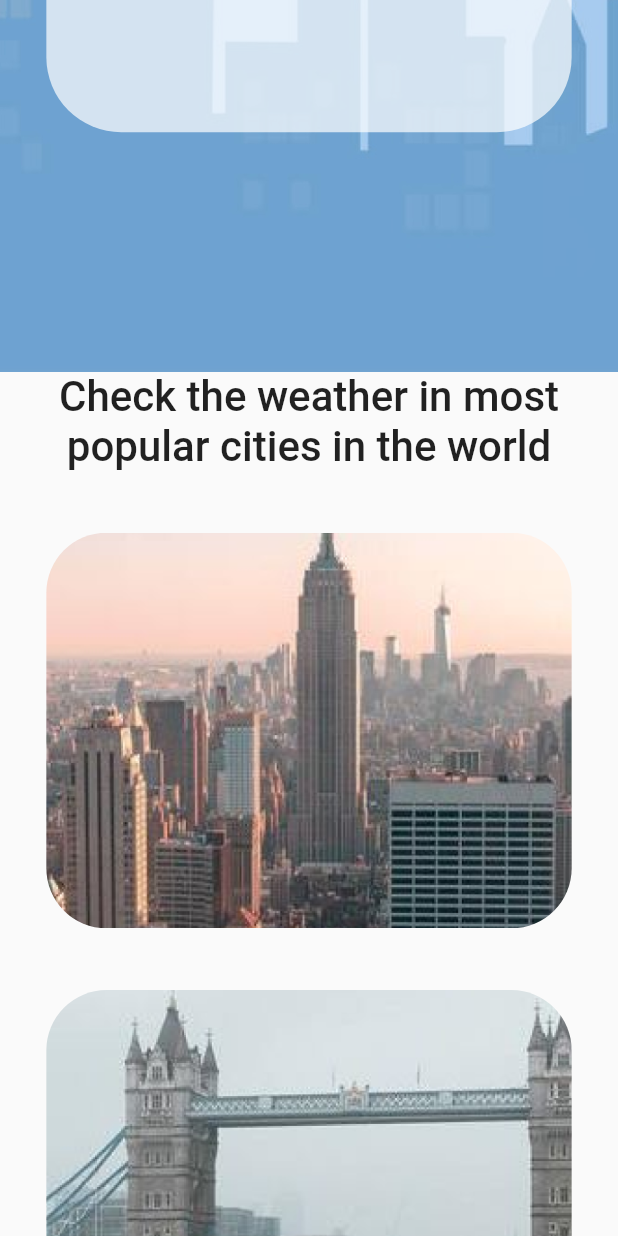
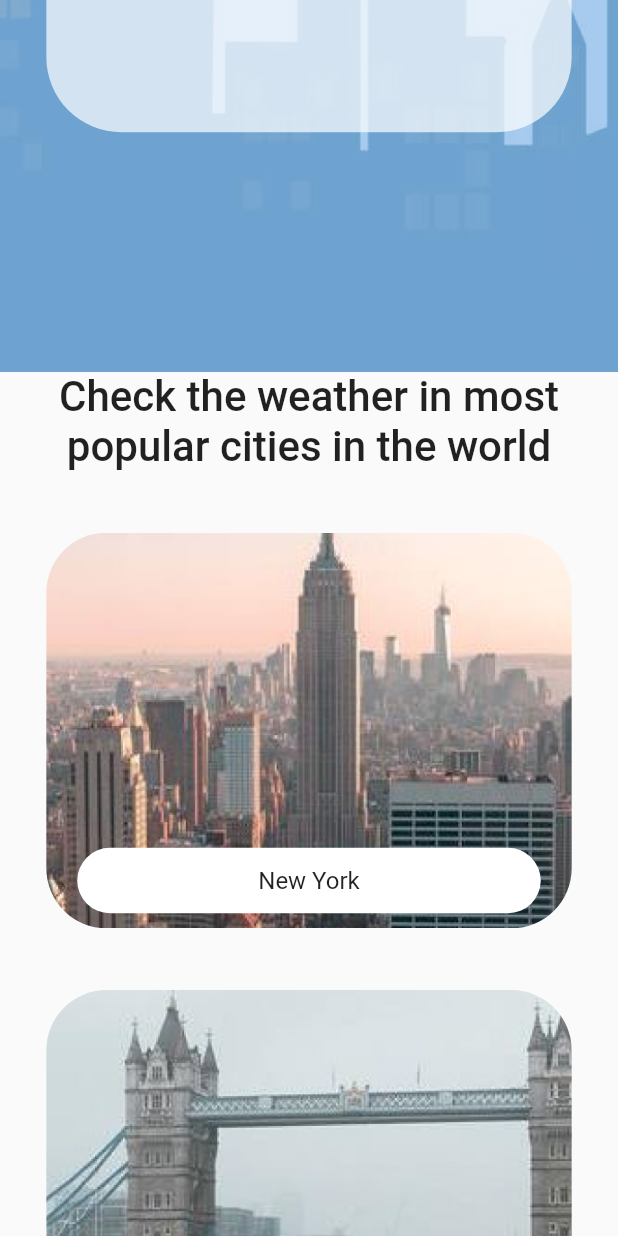
Before and after one commit to tihorskiialeks/weather_app, a Flutter app: the screen it shows after launch, scrolled down 576 dp, on a phone screen of 412 x 824 dp. Run offline on Flutter 3.47's test engine with Material 2 defaults, Android fonts, the phone set to English and light mode, and no system bars; missing offline and left inert: dart:js.

Commit message:
Added city names

```diff
--- a/lib/screens/home_page.dart
+++ b/lib/screens/home_page.dart
@@ -258,14 +258,14 @@ class _HomePageState extends State<HomePage> {
           ),
           Container(
             padding: EdgeInsets.zero,
-            height: MediaQuery.of(context).size.height*1.5,
+            height: MediaQuery.of(context).size.height * 1.5,
             child: Column(
               children: [
                 SizedBox(
                   height: MediaQuery.of(context).size.height * 0.05,
                 ),
                 InkWell(
-                  onTap: () =>_searchByName('New York'),
+                  onTap: () => _searchByName('New York'),
                   child: Container(
                     decoration: BoxDecoration(
                       image: const DecorationImage(
@@ -275,13 +275,38 @@ class _HomePageState extends State<HomePage> {
                     ),
                     height: MediaQuery.of(context).size.height * 0.32,
                     width: MediaQuery.of(context).size.width * 0.85,
+                    child: Column(
+                      mainAxisAlignment: MainAxisAlignment.end,
+                      children: [
+                        Padding(
+                          padding: const EdgeInsets.all(10.0),
+                          child: Container(
+                            width: MediaQuery.of(context).size.width * 0.75,
+                            height: MediaQuery.of(context).size.height * 0.053,
+                            decoration: BoxDecoration(
+                                color: Colors.white,
+                                borderRadius: BorderRadius.circular(40)),
+                            child: Row(
+                              mainAxisAlignment: MainAxisAlignment.center,
+                              children: const [
+                                Text(
+                                  'New York',
+                                  style: TextStyle(fontSize: 16),
+                                  textAlign: TextAlign.center,
+                                )
+                              ],
+                            ),
+                          ),
+                        ),
+                      ],
+                    ),
                   ),
                 ),
                 SizedBox(
                   height: MediaQuery.of(context).size.height * 0.05,
                 ),
                 InkWell(
-                  onTap: () =>_searchByName('London'),
+                  onTap: () => _searchByName('London'),
                   child: Container(
                     decoration: BoxDecoration(
                       image: const DecorationImage(
@@ -291,13 +316,38 @@ class _HomePageState extends State<HomePage> {
                     ),
                     height: MediaQuery.of(context).size.height * 0.32,
                     width: MediaQuery.of(context).size.width * 0.85,
+                    child: Column(
+                      mainAxisAlignment: MainAxisAlignment.end,
+                      children: [
+                        Padding(
+                          padding: const EdgeInsets.all(10.0),
+                          child: Container(
+                            width: MediaQuery.of(context).size.width * 0.75,
+                            height: MediaQuery.of(context).size.height * 0.053,
+                            decoration: BoxDecoration(
+                                color: Colors.white,
+                                borderRadius: BorderRadius.circular(40)),
+                            child: Row(
+                              mainAxisAlignment: MainAxisAlignment.center,
+                              children: const [
+                                Text(
+                                  'London',
+                                  style: TextStyle(fontSize: 16),
+                                  textAlign: TextAlign.center,
+                                )
+                              ],
+                            ),
+                          ),
+                        ),
+                      ],
+                    ),
                   ),
                 ),
                 SizedBox(
                   height: MediaQuery.of(context).size.height * 0.05,
                 ),
                 InkWell(
-                  onTap: () =>_searchByName('Dubai'),
+                  onTap: () => _searchByName('Dubai'),
                   child: Container(
                     decoration: BoxDecoration(
                       image: const DecorationImage(
@@ -307,13 +357,38 @@ class _HomePageState extends State<HomePage> {
                     ),
                     height: MediaQuery.of(context).size.height * 0.32,
                     width: MediaQuery.of(context).size.width * 0.85,
+                    child: Column(
+                      mainAxisAlignment: MainAxisAlignment.end,
+                      children: [
+                        Padding(
+                          padding: const EdgeInsets.all(10.0),
+                          child: Container(
+                            width: MediaQuery.of(context).size.width * 0.75,
+                            height: MediaQuery.of(context).size.height * 0.053,
+                            decoration: BoxDecoration(
+                                color: Colors.white,
+                                borderRadius: BorderRadius.circular(40)),
+                            child: Row(
+                              mainAxisAlignment: MainAxisAlignment.center,
+                              children: const [
+                                Text(
+                                  'Dubai',
+                                  style: TextStyle(fontSize: 16),
+                                  textAlign: TextAlign.center,
+                                )
+                              ],
+                            ),
+                          ),
+                        ),
+                      ],
+                    ),
                   ),
                 ),
                 SizedBox(
                   height: MediaQuery.of(context).size.height * 0.05,
                 ),
                 InkWell(
-                  onTap: () =>_searchByName('Paris'),
+                  onTap: () => _searchByName('Paris'),
                   child: Container(
                     decoration: BoxDecoration(
                       image: const DecorationImage(
@@ -323,6 +398,31 @@ class _HomePageState extends State<HomePage> {
                     ),
                     height: MediaQuery.of(context).size.height * 0.32,
                     width: MediaQuery.of(context).size.width * 0.85,
+                    child: Column(
+                      mainAxisAlignment: MainAxisAlignment.end,
+                      children: [
+                        Padding(
+                          padding: const EdgeInsets.all(10.0),
+                          child: Container(
+                            width: MediaQuery.of(context).size.width * 0.75,
+                            height: MediaQuery.of(context).size.height * 0.053,
+                            decoration: BoxDecoration(
+                                color: Colors.white,
+                                borderRadius: BorderRadius.circular(40)),
+                            child: Row(
+                              mainAxisAlignment: MainAxisAlignment.center,
+                              children: const [
+                                Text(
+                                  'Paris',
+                                  style: TextStyle(fontSize: 16),
+                                  textAlign: TextAlign.center,
+                                )
+                              ],
+                            ),
+                          ),
+                        ),
+                      ],
+                    ),
                   ),
                 ),
               ],
@@ -337,6 +437,7 @@ class _HomePageState extends State<HomePage> {
     final response = await _dataService.getWeather(_cityTextController.text);
     setState(() => _response = response);
   }
+
   void _searchByName(String cityName) async {
     final response = await _dataService.getWeather(cityName);
     setState(() => _response = response);
```
